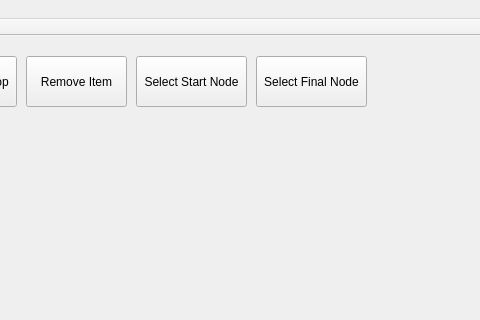
Old version of the form mainwindow.ui in the repository mehdirhm/advanceprogramingproject; both pictures show x 314 to 794 and y 0 to 320 of the 794 by 539 pixel window.
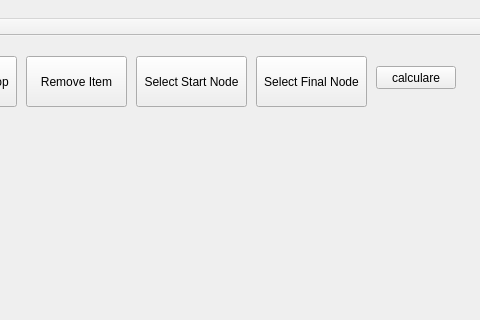
New version of the form. Custom widgets are drawn as their Qt base class.

Patch:
```diff
--- a/mainwindow.ui
+++ b/mainwindow.ui
@@ -102,6 +102,19 @@
      <string>Select Final Node</string>
     </property>
    </widget>
+   <widget class="QPushButton" name="pushButton_7">
+    <property name="geometry">
+     <rect>
+      <x>690</x>
+      <y>30</y>
+      <width>80</width>
+      <height>23</height>
+     </rect>
+    </property>
+    <property name="text">
+     <string>calculare</string>
+    </property>
+   </widget>
   </widget>
   <widget class="QMenuBar" name="menuBar">
    <property name="geometry">
```
